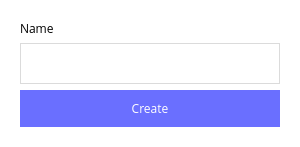
The window that src/Dialogs/createcategorydialog.ui (romanato73/vut-icp-2021) describes before a commit, drawn with Qt 5.
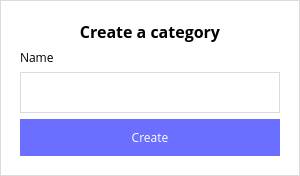
The same window after the commit.

Commit message: Create mode update

Diff of the .ui file:
```diff
--- a/src/Dialogs/createcategorydialog.ui
+++ b/src/Dialogs/createcategorydialog.ui
@@ -7,20 +7,40 @@
     <x>0</x>
     <y>0</y>
     <width>300</width>
-    <height>135</height>
+    <height>165</height>
    </rect>
   </property>
   <property name="maximumSize">
    <size>
     <width>300</width>
-    <height>135</height>
+    <height>165</height>
    </size>
   </property>
   <property name="windowTitle">
    <string>Create category</string>
   </property>
   <property name="styleSheet">
-   <string notr="true">background-color: #fff;</string>
+   <string notr="true">QDialog {
+	background-color: #fff;
+	border: 1px solid #DBDBDB;
+}
+
+QLabel {
+	color: #000;
+}
+
+QPushButton {
+	background-color: #6A6FFF;
+	color: #fff;
+	border: none;
+	padding: 10px;
+}
+
+QLineEdit {
+	background-color: #fff;
+	border: 1px solid #DBDBDB;
+	padding: 10px;
+}</string>
   </property>
   <property name="modal">
    <bool>true</bool>
@@ -37,6 +57,27 @@
       <string notr="true"/>
      </property>
      <layout class="QVBoxLayout" name="verticalLayout">
+      <item>
+       <widget class="QLabel" name="createCategoryLabel">
+        <property name="font">
+         <font>
+          <family>Open Sans</family>
+          <pointsize>12</pointsize>
+          <weight>75</weight>
+          <bold>true</bold>
+         </font>
+        </property>
+        <property name="styleSheet">
+         <string notr="true"/>
+        </property>
+        <property name="text">
+         <string>Create a category</string>
+        </property>
+        <property name="alignment">
+         <set>Qt::AlignCenter</set>
+        </property>
+       </widget>
+      </item>
       <item>
        <widget class="QLabel" name="label">
         <property name="font">
@@ -45,7 +86,7 @@
          </font>
         </property>
         <property name="styleSheet">
-         <string notr="true">color: #000;</string>
+         <string notr="true"/>
         </property>
         <property name="text">
          <string>Name</string>
@@ -60,8 +101,7 @@
          </font>
         </property>
         <property name="styleSheet">
-         <string notr="true">border: 1px solid #DBDBDB;
-padding: 10px;</string>
+         <string notr="true"/>
         </property>
        </widget>
       </item>
@@ -73,10 +113,7 @@
          </font>
         </property>
         <property name="styleSheet">
-         <string notr="true">background-color: #6A6FFF;
-color: #fff;
-border: none;
-padding: 10px;</string>
+         <string notr="true"/>
         </property>
         <property name="text">
          <string>Create</string>
```
Left out of the diff: 2 changed lines with no effect on the pictures. The commit also changes 30 other files.
